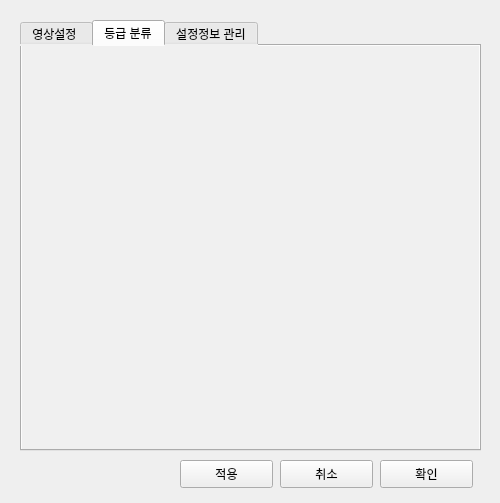
Above: setting_dialog.ui from yi1397/Image-processing-eel-sorter before the change. Below: the same form after it.
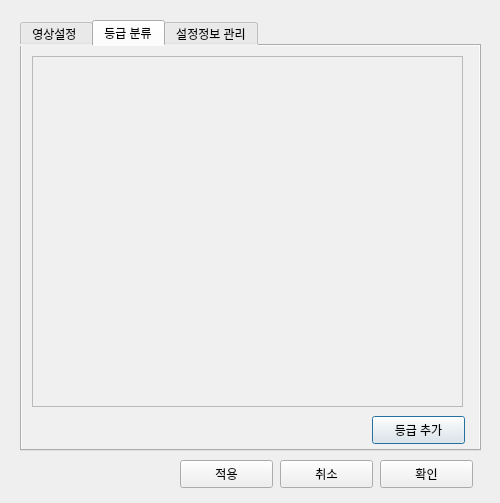
That is the form after the change. The open tabs and pages were chosen to show the change.

Commit message: 등급 설정 만듬

```diff
--- a/setting_dialog.ui
+++ b/setting_dialog.ui
@@ -238,6 +238,38 @@
     <attribute name="title">
      <string>등급 분류</string>
     </attribute>
+    <widget class="QPushButton" name="pushButton_add_grade">
+     <property name="geometry">
+      <rect>
+       <x>350</x>
+       <y>370</y>
+       <width>93</width>
+       <height>28</height>
+      </rect>
+     </property>
+     <property name="text">
+      <string>등급 추가</string>
+     </property>
+    </widget>
+    <widget class="QListWidget" name="listWidget_grade">
+     <property name="geometry">
+      <rect>
+       <x>10</x>
+       <y>10</y>
+       <width>431</width>
+       <height>351</height>
+      </rect>
+     </property>
+     <property name="movement">
+      <enum>QListView::Static</enum>
+     </property>
+     <property name="currentRow">
+      <number>-1</number>
+     </property>
+     <property name="sortingEnabled">
+      <bool>false</bool>
+     </property>
+    </widget>
    </widget>
    <widget class="QWidget" name="tab_2">
     <attribute name="title">
```
Left out of the diff: 2 changed lines with no effect on the pictures. The commit also changes 3 other files.
